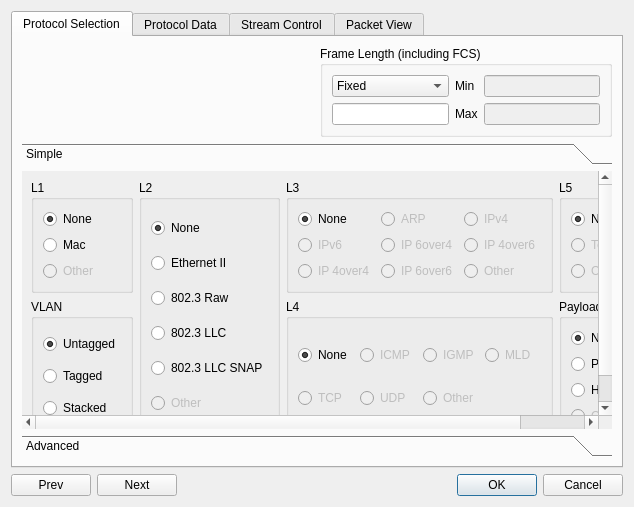
Above: client/streamconfigdialog.ui from tym0roman/ostinato before the change. Below: the same form after it.
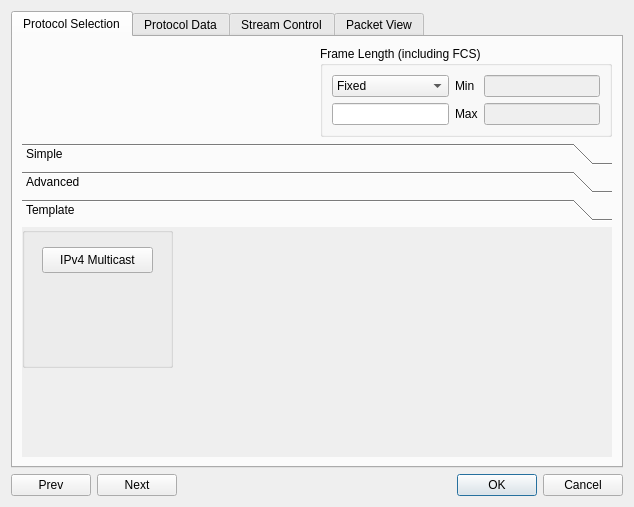
That is the form after the change. The open tabs and pages were chosen to show the change. Icons and pictures are not drawn. Custom widgets are drawn as their Qt base class.

Patch:
```diff
--- a/client/streamconfigdialog.ui
+++ b/client/streamconfigdialog.ui
@@ -749,6 +749,37 @@
            </item>
           </layout>
          </widget>
+         <widget class="QWidget" name="page_3">
+          <attribute name="label">
+           <string>Template</string>
+          </attribute>
+          <widget class="QGroupBox" name="groupBox">
+           <property name="geometry">
+            <rect>
+             <x>0</x>
+             <y>0</y>
+             <width>151</width>
+             <height>141</height>
+            </rect>
+           </property>
+           <property name="title">
+            <string/>
+           </property>
+           <widget class="QPushButton" name="pbIpv4Mylticast">
+            <property name="geometry">
+             <rect>
+              <x>20</x>
+              <y>20</y>
+              <width>111</width>
+              <height>26</height>
+             </rect>
+            </property>
+            <property name="text">
+             <string>IPv4 Multicast</string>
+            </property>
+           </widget>
+          </widget>
+         </widget>
         </widget>
        </item>
       </layout>
```
